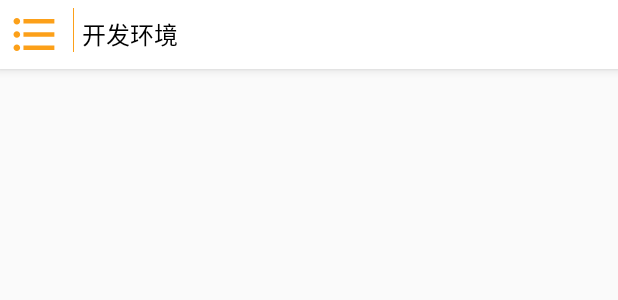
After one commit to YangRT/WanAndroid, an Android app: the layout knowledge_tree_item.xml on its own in the app's theme, with its tools: preview values and no code run, on a phone screen of 412 x 824 dp. The commit adds this screen. Shown: the top 300 px of the screen. Run offline under Robolectric (Android 15) with nearby library versions, the phone set to English and light mode, and no system bars.

Commit message:
完成知识体系UI及逻辑

```diff
--- a/app/build.gradle
+++ b/app/build.gradle
@@ -37,6 +37,7 @@ dependencies {
     implementation 'com.squareup.retrofit2:adapter-rxjava2:2.4.0'
     implementation 'com.kingja.loadsir:loadsir:1.3.6'
     implementation 'com.airbnb.android:lottie:2.6.1'
+    implementation 'com.google.android:flexbox:1.0.0'
     api "android.arch.lifecycle:extensions:1.1.1"
     implementation 'com.github.CymChad:BaseRecyclerViewAdapterHelper:2.9.50'
     implementation 'de.hdodenhof:circleimageview:3.1.0'
--- /dev/null
+++ b/app/src/main/res/drawable/knowledge_item.xml
@@ -0,0 +1,5 @@
+<vector android:height="24dp" android:tint="#FCA019"
+    android:viewportHeight="24.0" android:viewportWidth="24.0"
+    android:width="24dp" xmlns:android="http://schemas.android.com/apk/res/android">
+    <path android:fillColor="#FF000000" android:pathData="M4,10.5c-0.83,0 -1.5,0.67 -1.5,1.5s0.67,1.5 1.5,1.5 1.5,-0.67 1.5,-1.5 -0.67,-1.5 -1.5,-1.5zM4,4.5c-0.83,0 -1.5,0.67 -1.5,1.5S3.17,7.5 4,7.5 5.5,6.83 5.5,6 4.83,4.5 4,4.5zM4,16.5c-0.83,0 -1.5,0.68 -1.5,1.5s0.68,1.5 1.5,1.5 1.5,-0.68 1.5,-1.5 -0.67,-1.5 -1.5,-1.5zM7,19h14v-2L7,17v2zM7,13h14v-2L7,11v2zM7,5v2h14L21,5L7,5z"/>
+</vector>
--- /dev/null
+++ b/app/src/main/res/drawable/line.xml
@@ -0,0 +1,14 @@
+<?xml version="1.0" encoding="utf-8"?>
+<layer-list xmlns:android="http://schemas.android.com/apk/res/android">
+
+    <item>
+        <shape android:shape="rectangle">
+            <solid android:color="#FCA019"/>
+        </shape>
+    </item>
+    <item android:left="1dp">
+        <shape android:shape="rectangle">
+            <solid android:color="#ffffff"/>
+        </shape>
+    </item>
+</layer-list>
--- /dev/null
+++ b/app/src/main/res/layout/knowledge_tree_item.xml
@@ -0,0 +1,41 @@
+<?xml version="1.0" encoding="utf-8"?>
+<android.support.constraint.ConstraintLayout xmlns:app="http://schemas.android.com/apk/res-auto"
+    xmlns:android="http://schemas.android.com/apk/res/android"
+    android:elevation="4dp"
+    android:background="#ffffff"
+    android:paddingTop="5dp"
+    android:paddingBottom="5dp"
+    android:layout_width="match_parent"
+    android:layout_height="wrap_content">
+    <ImageView
+        android:id="@+id/knowledge_item_image"
+        android:src="@drawable/knowledge_item"
+        android:layout_marginStart="5dp"
+        app:layout_constraintStart_toStartOf="parent"
+        app:layout_constraintTop_toTopOf="parent"
+        app:layout_constraintBottom_toBottomOf="parent"
+        android:layout_width="35dp"
+        android:layout_height="35dp"/>
+
+    <TextView
+        android:paddingStart="6dp"
+        android:paddingTop="5dp"
+        android:background="@drawable/line"
+        app:layout_constraintTop_toTopOf="parent"
+        app:layout_constraintStart_toEndOf="@id/knowledge_item_image"
+        android:layout_marginStart="8dp"
+        android:text="开发环境"
+        android:textSize="16sp"
+        android:textColor="#000000"
+        android:id="@+id/knowledge_item_title"
+        android:layout_width="wrap_content"
+        android:layout_height="wrap_content"/>
+    <android.support.v7.widget.RecyclerView
+        android:background="@drawable/line"
+        app:layout_constraintStart_toStartOf="@id/knowledge_item_title"
+        app:layout_constraintTop_toBottomOf="@id/knowledge_item_title"
+        app:layout_constraintWidth_percent=".70"
+        android:id="@+id/knowledge_item_recycler"
+        android:layout_width="0dp"
+        android:layout_height="wrap_content"/>
+</android.support.constraint.ConstraintLayout>
```
Also changed, not shown: app/src/main/java/com/example/administrator/wanandroid/mine/knowledge/FlexBoxLayoutManagerAdapter.java (added, +52 -0 lines), app/src/main/java/com/example/administrator/wanandroid/mine/knowledge/KnowledgeAdapter.java (added, +33 -0 lines), app/src/main/java/com/example/administrator/wanandroid/mine/knowledge/KnowledgeFragment.java (+35 -2 lines), app/src/main/java/com/example/administrator/wanandroid/mine/knowledge/KnowledgeModel.java (+8 -0 lines), app/src/main/java/com/example/administrator/wanandroid/mine/knowledge/SpaceItemDecoration.java (added, +20 -0 lines), app/src/main/res/layout/fragment_knowledge.xml (+11 -3 lines), app/src/main/res/layout/knowledge_flow_item.xml (added, +11 -0 lines).
